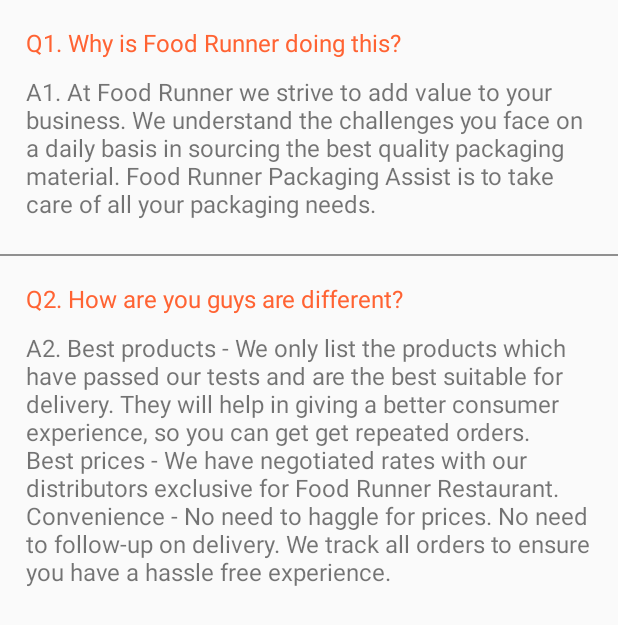
After one commit to AlbinoB/RestaurantApp, an Android app: the fragment FAQFragment shown on its own in the app's theme, on a phone screen of 412 x 824 dp. The commit adds this screen. Shown: the top 625 px of the screen. Run offline under Robolectric (Android 15) with nearby library versions, the phone set to English and light mode, and no system bars; network calls fail.

Commit message:
FAQ Page added

```diff
--- /dev/null
+++ b/app/src/main/java/com/albino/restaurantapp/FAQFragment.kt
@@ -0,0 +1,59 @@
+package com.albino.restaurantapp
+
+import android.os.Bundle
+import androidx.fragment.app.Fragment
+import android.view.LayoutInflater
+import android.view.View
+import android.view.ViewGroup
+
+// TODO: Rename parameter arguments, choose names that match
+// the fragment initialization parameters, e.g. ARG_ITEM_NUMBER
+private const val ARG_PARAM1 = "param1"
+private const val ARG_PARAM2 = "param2"
+
+/**
+ * A simple [Fragment] subclass.
+ * Use the [FAQFragment.newInstance] factory method to
+ * create an instance of this fragment.
+ */
+class FAQFragment : Fragment() {
+    // TODO: Rename and change types of parameters
+    private var param1: String? = null
+    private var param2: String? = null
+
+    override fun onCreate(savedInstanceState: Bundle?) {
+        super.onCreate(savedInstanceState)
+        arguments?.let {
+            param1 = it.getString(ARG_PARAM1)
+            param2 = it.getString(ARG_PARAM2)
+        }
+    }
+
+    override fun onCreateView(
+        inflater: LayoutInflater, container: ViewGroup?,
+        savedInstanceState: Bundle?
+    ): View? {
+        // Inflate the layout for this fragment
+        return inflater.inflate(R.layout.fragment_f_a_q, container, false)
+    }
+
+    companion object {
+        /**
+         * Use this factory method to create a new instance of
+         * this fragment using the provided parameters.
+         *
+         * @param param1 Parameter 1.
+         * @param param2 Parameter 2.
+         * @return A new instance of fragment FAQFragment.
+         */
+        // TODO: Rename and change types and number of parameters
+        @JvmStatic
+        fun newInstance(param1: String, param2: String) =
+            FAQFragment().apply {
+                arguments = Bundle().apply {
+                    putString(ARG_PARAM1, param1)
+                    putString(ARG_PARAM2, param2)
+                }
+            }
+    }
+}
--- a/app/src/main/java/com/albino/restaurantapp/fragment/DashboardFragment.kt
+++ b/app/src/main/java/com/albino/restaurantapp/fragment/DashboardFragment.kt
@@ -31,9 +31,11 @@ import org.json.JSONException
 class DashboardFragment : Fragment() {
 
 
+
     lateinit var recyclerView:RecyclerView
     lateinit var layoutManager:RecyclerView.LayoutManager
     lateinit var dashboardAdapter:DashboardFragmentAdapter
+
 
     var restaurantInfoList= arrayListOf<Restaurant>()
 
--- a/app/src/main/res/layout/dashboard_recycler_view_single_row.xml
+++ b/app/src/main/res/layout/dashboard_recycler_view_single_row.xml
@@ -16,19 +16,21 @@
     android:weightSum="6"
     android:id="@+id/llContent">
 
+
+
     <ImageView
-        android:layout_width="60dp"
+        android:layout_width="40dp"
         android:layout_height="120dp"
         android:scaleType="centerCrop"
         android:layout_margin="10dp"
         android:padding="4dp"
         android:src="@drawable/ic_default_image_restaurant"
-        android:layout_weight="1.5"
+        android:layout_weight="1.3"
         android:id="@+id/imageViewRestaurant"/>
     <RelativeLayout
         android:layout_width="0dp"
         android:layout_height="wrap_content"
-        android:layout_weight="3.4"
+        android:layout_weight="3.6"
         android:orientation="vertical">
         <TextView
             android:layout_width="wrap_content"
@@ -46,21 +48,23 @@
             android:layout_width="wrap_content"
             android:layout_height="wrap_content"
             android:layout_below="@id/textViewRestaurantName"
+
             android:layout_marginStart="5dp"
             android:layout_marginLeft="20dp"
-            android:layout_marginTop="8dp"
+            android:layout_marginTop="30dp"
             android:layout_marginEnd="5dp"
             android:layout_marginBottom="5dp"
+
 
             android:drawableLeft="@drawable/rupee24"
             android:padding="6dp"
             android:text="300/person"
-            android:textSize="15sp" />
+            android:textSize="14sp" />
 
     </RelativeLayout>
 
     <RelativeLayout
-        android:layout_width="wrap_content"
+        android:layout_width="10dp"
         android:layout_height="wrap_content"
         android:layout_weight="1.1">
 
@@ -82,12 +86,14 @@
         <TextView
             android:layout_width="wrap_content"
             android:layout_height="wrap_content"
+            android:textFontWeight="@android:integer/config_longAnimTime"
             android:text="4.5"
+            android:textStyle="bold"
             android:textColor="#ffc107"
             android:drawablePadding="4dp"
             android:layout_centerHorizontal="true"
             android:padding="4dp"
-            android:textSize="20sp"
+            android:textSize="15sp"
             android:layout_below="@+id/textViewfavourite"
             android:id="@+id/textViewRating"
 
--- /dev/null
+++ b/app/src/main/res/layout/fragment_f_a_q.xml
@@ -0,0 +1,90 @@
+<LinearLayout xmlns:android="http://schemas.android.com/apk/res/android"
+    xmlns:tools="http://schemas.android.com/tools"
+    android:layout_width="match_parent"
+    android:layout_height="wrap_content"
+    android:orientation="vertical"
+    tools:context=".FAQFragment">
+
+
+    <LinearLayout
+        android:layout_width="match_parent"
+        android:layout_height="wrap_content"
+        android:orientation="vertical">
+
+        <LinearLayout
+            android:layout_width="match_parent"
+            android:layout_height="wrap_content"
+            android:layout_margin="12dip"
+            android:background="#00000000"
+            android:orientation="vertical"
+            android:weightSum="1">
+
+            <TextView
+                android:id="@+id/textViewFAQ1"
+                android:layout_width="match_parent"
+                android:layout_height="wrap_content"
+                android:layout_centerInParent="true"
+                android:padding="5dp"
+                android:text="Q1. Why is Food Runner doing this?"
+                android:textColor="@color/colorAccent"
+                android:textSize="16sp" />
+
+
+            <TextView
+                android:id="@+id/textViewFAQA2"
+                android:layout_width="match_parent"
+                android:layout_height="wrap_content"
+                android:layout_centerInParent="true"
+                android:padding="5dp"
+                android:text="A1. At Food Runner we strive to add value to your business. We understand the challenges you face on a daily basis in sourcing the best quality packaging material. Food Runner Packaging Assist is to take care of all your packaging needs.
+"
+                android:textSize="16sp" />
+
+
+        </LinearLayout>
+
+        <TextView
+            android:layout_width="match_parent"
+            android:layout_height="1dp"
+            android:layout_marginTop="5dp"
+            android:background="#909090"
+            />
+
+        <LinearLayout
+            android:layout_width="match_parent"
+            android:layout_height="wrap_content"
+            android:layout_margin="12dip"
+            android:background="#00000000"
+            android:orientation="vertical"
+            android:weightSum="1">
+
+            <TextView
+                android:id="@+id/textViewFAQ2"
+                android:layout_width="match_parent"
+                android:layout_height="wrap_content"
+                android:layout_centerInParent="true"
+                android:padding="5dp"
+                android:text="Q2. How are you guys are different?"
+                android:textColor="@color/colorAccent"
+                android:textSize="16sp" />
+
+
+            <TextView
+                android:id="@+id/textViewFAQA1"
+                android:layout_width="match_parent"
+                android:layout_height="wrap_content"
+                android:layout_centerInParent="true"
+                android:padding="5dp"
+                android:text="A2. Best products - We only list the products which have passed our tests and are the best suitable for delivery. They will help in giving a better consumer experience, so you can get get repeated orders.
+
+Best prices - We have negotiated rates with our distributors exclusive for Food Runner Restaurant.
+
+Convenience - No need to haggle for prices. No need to follow-up on delivery. We track all orders to ensure you have a hassle free experience.
+"
+                android:textSize="16sp" />
+
+
+        </LinearLayout>
+
+    </LinearLayout>
+</LinearLayout>
```
